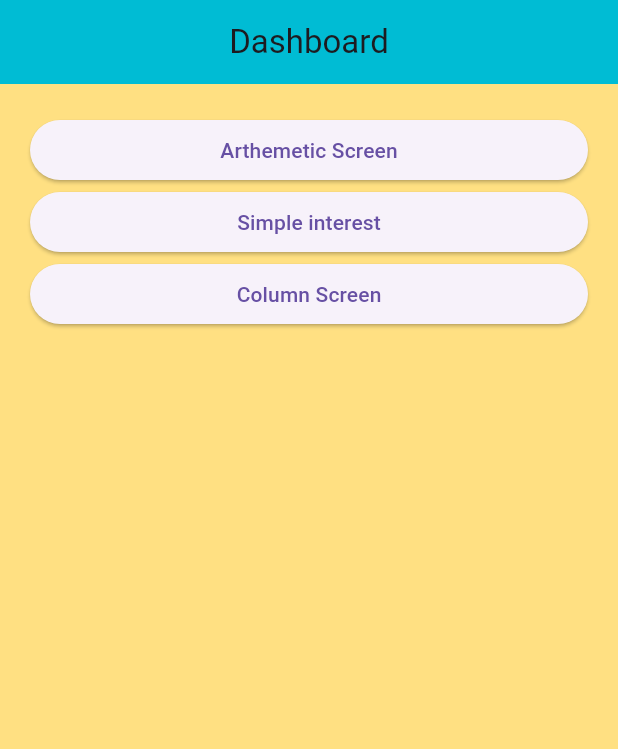
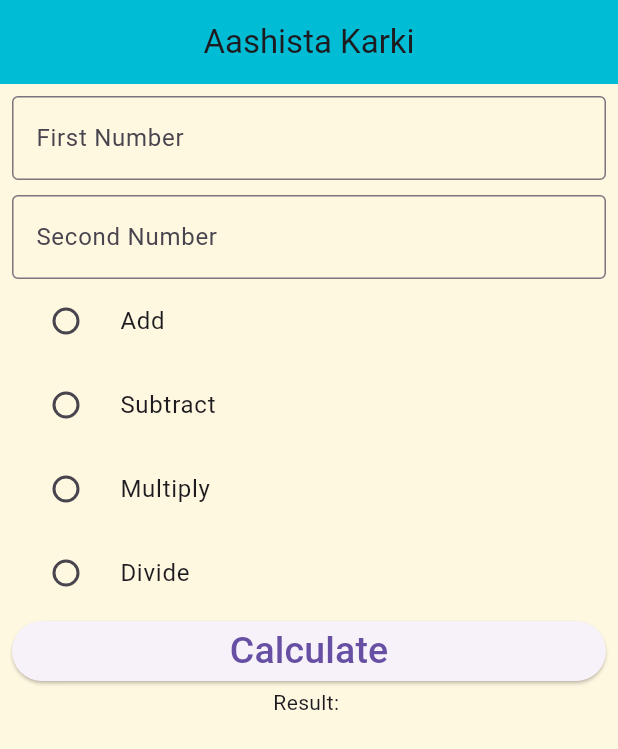
Before and after one commit to aasiskrk/flutter5thSem, a Flutter app: the screen it shows after launch, on a phone screen of 412 x 824 dp. Shown: the top 749 px of the screen. Run offline on Flutter 3.47's test engine with Material 3 defaults, Android fonts, the phone set to English and light mode, and no system bars.

```diff
--- a/lib/app/app.dart
+++ b/lib/app/app.dart
@@ -1,10 +1,4 @@
-import 'package:class_app/screens/add_two_numbers.dart';
-import 'package:class_app/screens/area_circle_screen.dart';
-import 'package:class_app/screens/column_screen.dart';
-import 'package:class_app/screens/dashboard_screen.dart';
-import 'package:class_app/screens/few_designs_screen.dart';
-import 'package:class_app/screens/hellow_world_screen.dart';
-import 'package:class_app/screens/simple_interest_screen.dart';
+import 'package:class_app/screens/hw_today.dart';
 import 'package:flutter/material.dart';
 
 class App extends StatelessWidget {
@@ -14,7 +8,7 @@ class App extends StatelessWidget {
   Widget build(BuildContext context) {
     return const MaterialApp(
       debugShowCheckedModeBanner: false,
-      home: DashboardScreen(),
+      home: RadioScreen(),
     );
   }
 }
--- a/lib/models/arithmetic_model.dart
+++ b/lib/models/arithmetic_model.dart
@@ -1,16 +1,25 @@
-class ArithmeticModel{
+class ArithmeticModel {
   final int first;
   final int second;
 
   ArithmeticModel({
     required this.first,
     required this.second,
-});
+  });
 
-  int add(){
+  int add() {
     return first + second;
   }
-  int sub(){
+
+  int sub() {
     return first - second;
   }
+
+  int multiply() {
+    return first * second;
+  }
+
+  double divide() {
+    return first / second;
+  }
 }
--- /dev/null
+++ b/lib/screens/hw_today.dart
@@ -0,0 +1,144 @@
+import 'package:flutter/material.dart';
+
+class RadioScreen extends StatefulWidget {
+  const RadioScreen({Key? key}) : super(key: key);
+
+  @override
+  State<RadioScreen> createState() => _RadioScreenState();
+}
+
+class _RadioScreenState extends State<RadioScreen> {
+  double? first;
+  double? second;
+  double? output;
+
+  double? _result;
+  final myKey = GlobalKey<FormState>();
+
+  @override
+  Widget build(BuildContext context) {
+    return Scaffold(
+      backgroundColor: Colors.amber[50],
+      appBar: AppBar(
+        title: const Text("Aashista Karki"),
+        backgroundColor: Colors.cyan,
+        centerTitle: true,
+      ),
+      body: Form(
+        key: myKey,
+        child: Padding(
+          padding: const EdgeInsets.all(8.0),
+          child: Column(
+            children: [
+              TextFormField(
+                validator: (value) {
+                  if (value == null || value.isEmpty) {
+                    return "Enter a Number";
+                  } else {
+                    return null;
+                  }
+                },
+                onChanged: (value) {
+                  first = double.tryParse(value);
+                },
+                keyboardType: TextInputType.number,
+                decoration: const InputDecoration(
+                  labelText: "First Number",
+                  border: OutlineInputBorder(),
+                ),
+              ),
+              const SizedBox(
+                height: 10,
+              ),
+              TextFormField(
+                validator: (value) {
+                  if (value == null || value.isEmpty) {
+                    return "Enter a Number";
+                  } else {
+                    return null;
+                  }
+                },
+                onChanged: (value) {
+                  second = double.tryParse(value);
+                },
+                keyboardType: TextInputType.number,
+                decoration: const InputDecoration(
+                  labelText: "Second Number",
+                  border: OutlineInputBorder(),
+                ),
+              ),
+              RadioListTile(
+                  title: const Text('Add'),
+                  value: 1.0,
+                  groupValue: _result,
+                  onChanged: (value) {
+                    setState(() {
+                      _result = value;
+                    });
+                  }),
+              RadioListTile(
+                  title: const Text('Subtract'),
+                  value: 2.0,
+                  groupValue: _result,
+                  onChanged: (value) {
+                    setState(() {
+                      _result = value;
+                    });
+                  }),
+              RadioListTile(
+                  title: const Text('Multiply'),
+                  value: 3.0,
+                  groupValue: _result,
+                  onChanged: (value) {
+                    setState(() {
+                      _result = value;
+                    });
+                  }),
+              RadioListTile(
+                  title: const Text('Divide'),
+                  value: 4.0,
+                  groupValue: _result,
+                  onChanged: (value) {
+                    setState(() {
+                      _result = value;
+                    });
+                  }),
+              SizedBox(
+                width: double.infinity,
+                child: ElevatedButton(
+                  onPressed: () {
+                    if (first != null && second != null && _result != null) {
+                      setState(() {
+                        switch (_result) {
+                          case 1.0:
+                            output = first! + second!;
+                            break;
+                          case 2.0:
+                            output = first! - second!;
+                            break;
+                          case 3.0:
+                            output = first! * second!;
+                            break;
+                          case 4.0:
+                            output = first! / second!;
+                            break;
+                        }
+                      });
+                    }
+                  },
+                  child: const Text(
+                    'Calculate',
+                    style: TextStyle(
+                      fontSize: 25,
+                    ),
+                  ),
+                ),
+              ),
+              Text('Result: ${output ?? ""}')
+            ],
+          ),
+        ),
+      ),
+    );
+  }
+}
```
Also changed, not shown: lib/screens/column_screen.dart (+15 -13 lines).
